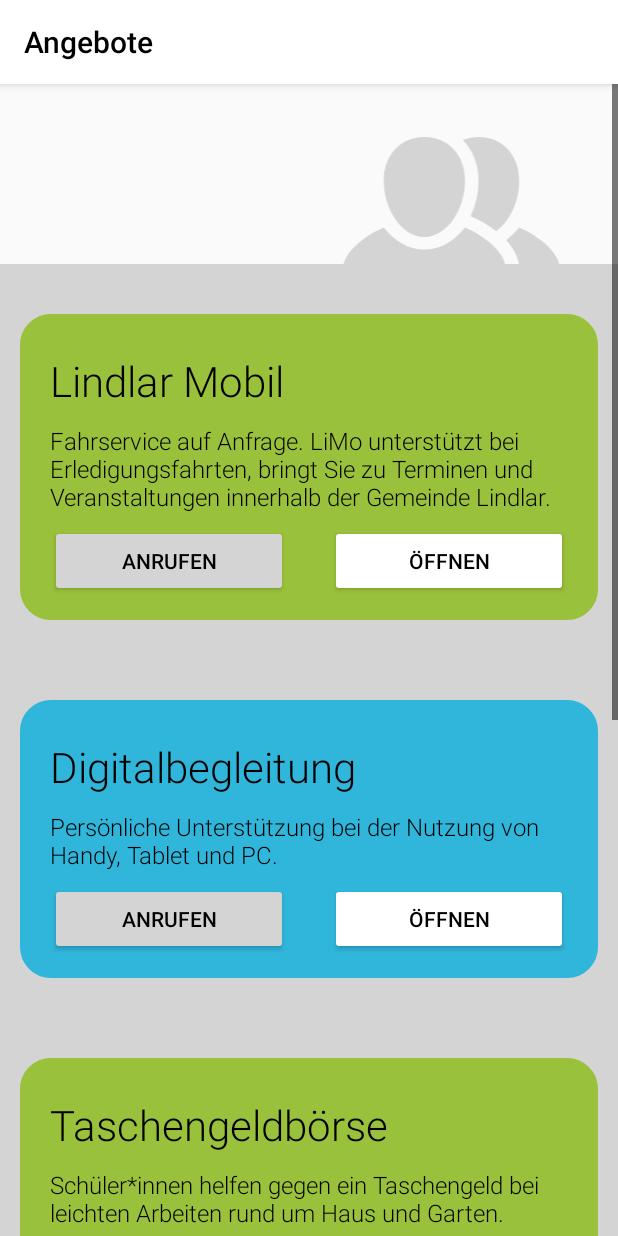
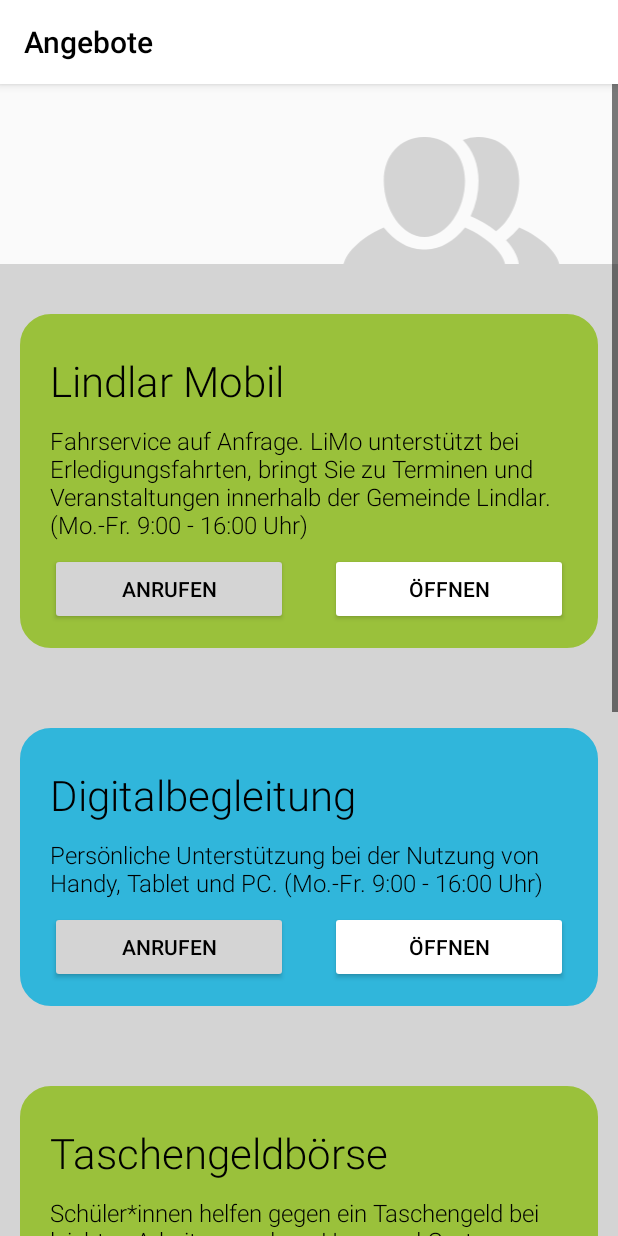
Before and after one commit to lindlar-verbindet/DingensKirchen-Android, an Android app: the VillageActivity screen opened directly, with no data from a screen before it, on a phone screen of 412 x 824 dp. Run offline under Robolectric (Android 15) with nearby library versions, the phone set to English and light mode, and no system bars.

Commit message:
Changed digital icon and added opening times

```diff
--- a/app/src/main/res/xml/village_services.xml
+++ b/app/src/main/res/xml/village_services.xml
@@ -1,7 +1,7 @@
 <?xml version="1.0" encoding="utf-8"?>
 <village-services>
-    <service type="1" title="Lindlar Mobil" desc="Fahrservice auf Anfrage. LiMo unterstützt bei Erledigungsfahrten, bringt Sie zu Terminen und Veranstaltungen innerhalb der Gemeinde Lindlar." tel="+492266 4407204" telbtn="Anrufen" action="" actionbtn="Öffnen" icon_name=""/>
-    <service type="1" title="Digitalbegleitung" desc="Persönliche Unterstützung bei der Nutzung von Handy, Tablet und PC." tel="+492266 4407204" telbtn="Anrufen" action="" actionbtn="Öffnen" icon_name=""/>
+    <service type="1" title="Lindlar Mobil" desc="Fahrservice auf Anfrage. LiMo unterstützt bei Erledigungsfahrten, bringt Sie zu Terminen und Veranstaltungen innerhalb der Gemeinde Lindlar. (Mo.-Fr. 9:00 - 16:00 Uhr)" tel="+492266 4407204" telbtn="Anrufen" action="" actionbtn="Öffnen" icon_name=""/>
+    <service type="1" title="Digitalbegleitung" desc="Persönliche Unterstützung bei der Nutzung von Handy, Tablet und PC. (Mo.-Fr. 9:00 - 16:00 Uhr)" tel="+492266 4407204" telbtn="Anrufen" action="" actionbtn="Öffnen" icon_name=""/>
     <service type="1" title="Taschengeldbörse" desc="Schüler*innen helfen gegen ein Taschengeld bei leichten Arbeiten rund um Haus und Garten." tel="+492266 4407204" telbtn="Anrufen" action="" actionbtn="Öffnen" icon_name=""/>
     <service type="1" title="Nachbarschaftshilfe" desc="Ehrenamtler*innen unterstützen bei Garten- oder Hausarbeiten, helfen beim Ausfüllen von Formularen oder Erledigungsgängen." tel="+492266 4407204" telbtn="Anrufen" action="" actionbtn="Öffnen" icon_name=""/>
     <service type="2" title="Freizeit" desc="Aktiv am Lindlarer Leben teilhaben und gemeinsam was erleben." tel="" telbtn="" action="https://www.lindlar-verbindet.de/angebote-50-app" actionbtn="Öffnen" icon_name=""/>
```
Also changed, not shown: app/src/main/res/drawable/ic_digital.png.
